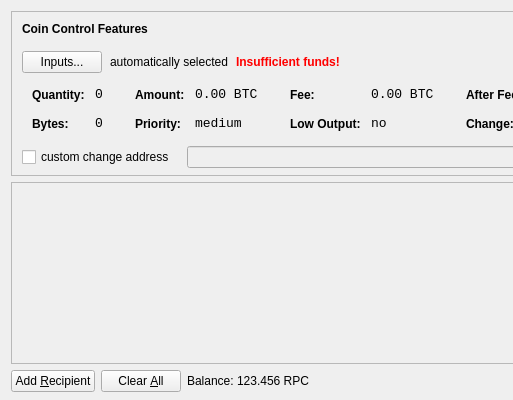
The window that src/qt/forms/sendcoinsdialog.ui (Project-Phi/phi) describes before a commit, drawn with Qt 5; both pictures show x 0 to 513 and y 0 to 400 of the 850 by 400 pixel window.
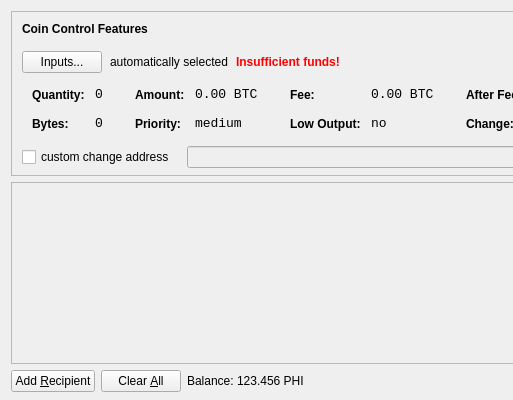
The same window after the commit. Icons and pictures are not drawn.

```diff
--- a/src/qt/forms/sendcoinsdialog.ui
+++ b/src/qt/forms/sendcoinsdialog.ui
@@ -720,7 +720,7 @@
           <cursorShape>IBeamCursor</cursorShape>
          </property>
          <property name="text">
-          <string>123.456 RPC</string>
+          <string>123.456 PHI</string>
          </property>
          <property name="textInteractionFlags">
           <set>Qt::LinksAccessibleByMouse|Qt::TextSelectableByKeyboard|Qt::TextSelectableByMouse</set>
```
